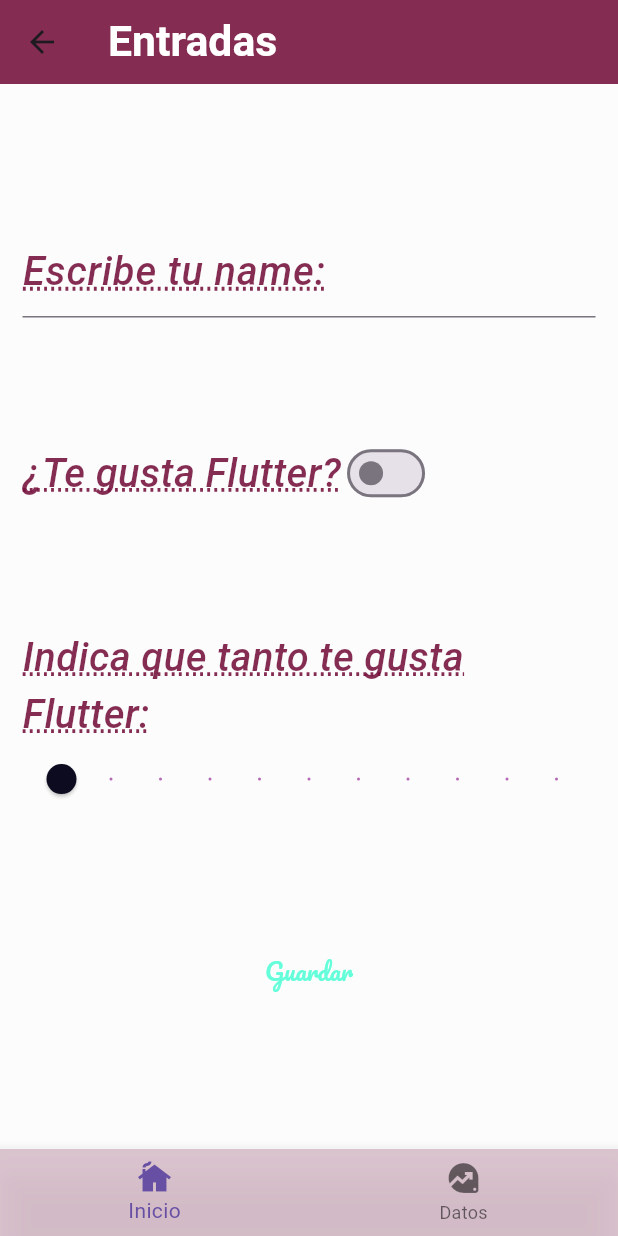
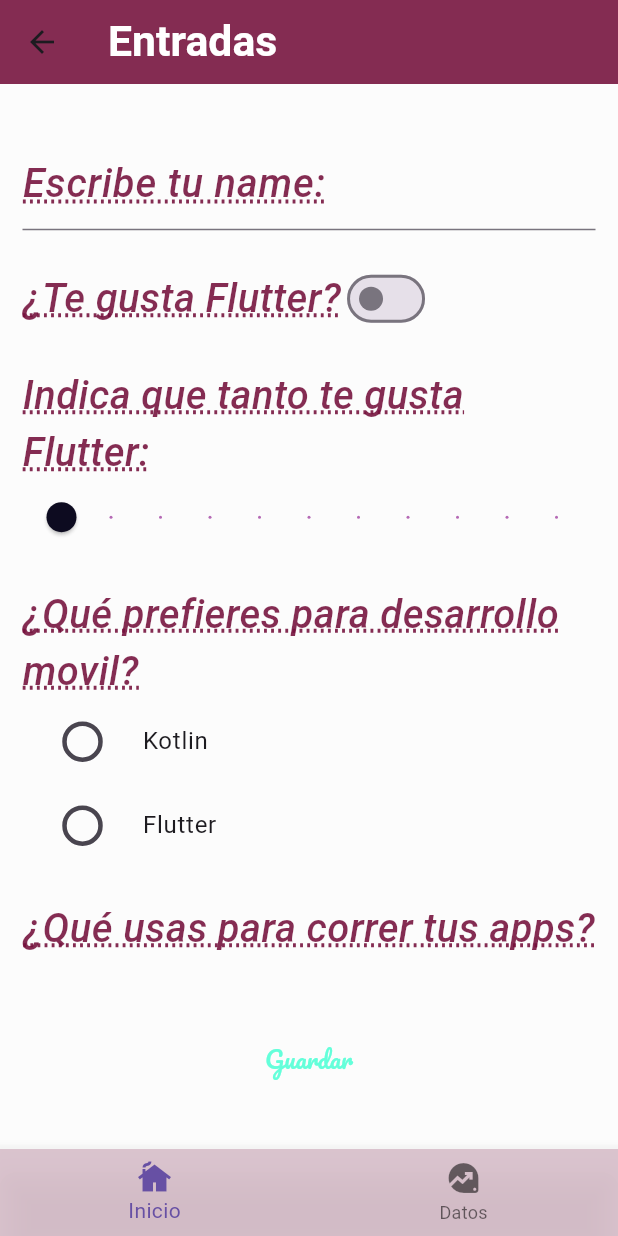
Before and after one commit to AliixLoz/componentes_flutter_aliix, a Flutter app: the InputsScreen screen opened directly, on a phone screen of 412 x 824 dp. Run offline on Flutter 3.47's test engine with Material 3 defaults, Android fonts, the phone set to English and light mode, and no system bars; our stand-ins replace google_fonts, transparent_image; Roboto replaces fonts that are missing (Playfair).

```diff
--- a/lib/screens/inputs_screen.dart
+++ b/lib/screens/inputs_screen.dart
@@ -11,6 +11,9 @@ class InputsScreen extends StatefulWidget {
 class _InputsScreenState extends State<InputsScreen> {
   bool switchValue = false; //Controlar el widget switch
   double sliderValue = 0.0; // Controla el widget slider
+  //nuevo hoy
+  int radioSelected = 0;
+  //termina
   @override
   Widget build(BuildContext context) {
     return Scaffold(
@@ -25,6 +28,14 @@ class _InputsScreenState extends State<InputsScreen> {
             entradaNombre(),
             entradaSwitch(),
             entradaSlider(),
+            //nuevo hoy
+            entradaRadio(),
+            Text(
+              '¿Qué usas para correr tus apps?',
+              style: AppTheme.lightTheme.textTheme.headlineLarge,
+            ),
+            entradasCheck(),
+            //termina nuevo
             const ElevatedButton(
                     onPressed: null,
                     child: Text(
@@ -106,4 +117,62 @@ class _InputsScreenState extends State<InputsScreen> {
       ],
     );
   }
+  //nuevo hoy
+  Column entradaRadio(){
+    return Column(
+      children: [
+        Text(
+          '¿Qué prefieres para desarrollo movil?',
+          style: AppTheme.lightTheme.textTheme.headlineLarge,
+        ),
+        ListTile(
+          title: Text(
+            'Kotlin',
+            style: AppTheme.lightTheme.textTheme.headlineSmall,
+          ),
+          leading: Transform.scale(
+            scale: 1.5,
+            child: Radio(
+              value: 1,
+              groupValue: radioSelected,
+              onChanged: (value) {
+                setState(() {
+                radioSelected = value!;
+                print('Selección del botón radio: $radioSelected');
+                });
+              },
+            ),
+          ),
+        ),
+        ListTile(
+          title: Text(
+            'Flutter',
+            style: AppTheme.lightTheme.textTheme.headlineSmall,
+          ),
+          leading: Transform.scale(
+            scale: 1.5,
+            child: Radio(
+              value: 2,
+              groupValue: radioSelected,
+              onChanged: (value) {
+                setState(() {
+                radioSelected = value!;
+                print('Selección del botón radio: $radioSelected');
+                });
+              },
+            ),
+          ),
+        ),
+      ],
+    );
+  }
+  //termina
+  //nuevohoy
+  Row entradasCheck(){
+    return Row(
+      children: [
+      ],
+    );
+  }
+  //termina
 }
```
